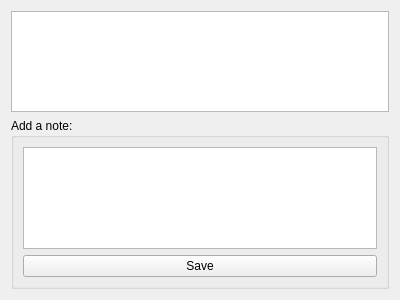
Above: drc/gui/notesbrowser.ui from lansdon/cpts483_drc before the change. Below: the same form after it.
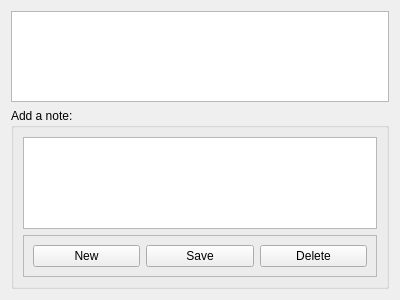
That is the form after the change.

Commit message: Notes Browser:  Add new notes (existed), delete existing notes, update existing notes.

```diff
--- a/drc/gui/notesbrowser.ui
+++ b/drc/gui/notesbrowser.ui
@@ -27,10 +27,36 @@
        <widget class="QTextEdit" name="noteInput"/>
       </item>
       <item>
-       <widget class="QPushButton" name="saveNoteBtn">
-        <property name="text">
-         <string>Save</string>
+       <widget class="QFrame" name="frame">
+        <property name="frameShape">
+         <enum>QFrame::StyledPanel</enum>
         </property>
+        <property name="frameShadow">
+         <enum>QFrame::Raised</enum>
+        </property>
+        <layout class="QHBoxLayout" name="horizontalLayout">
+         <item>
+          <widget class="QPushButton" name="newNoteBtn">
+           <property name="text">
+            <string>New</string>
+           </property>
+          </widget>
+         </item>
+         <item>
+          <widget class="QPushButton" name="saveNoteBtn">
+           <property name="text">
+            <string>Save</string>
+           </property>
+          </widget>
+         </item>
+         <item>
+          <widget class="QPushButton" name="delNoteBtn">
+           <property name="text">
+            <string>Delete</string>
+           </property>
+          </widget>
+         </item>
+        </layout>
        </widget>
       </item>
      </layout>
```
The commit also changes 2 other files.
